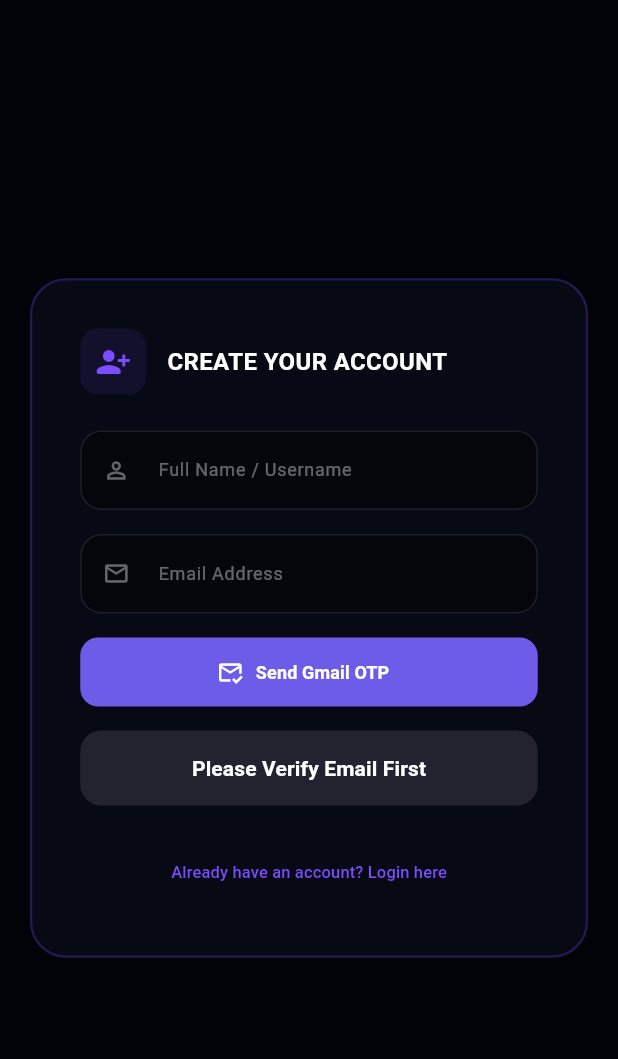
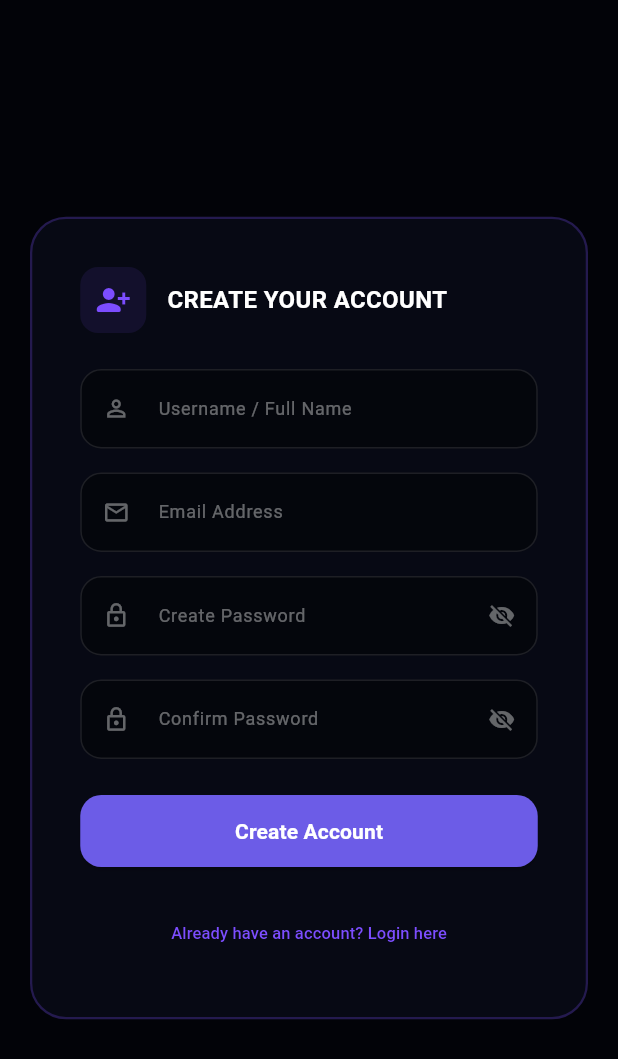
Before and after one commit to Abhinav9777-collab/tournament_manager, a Flutter app: the SignupScreen screen opened directly with empty values, on a phone screen of 412 x 824 dp. Shown: the top 1059 px of the screen. Run offline on Flutter 3.47's test engine with Material 3 defaults, Android fonts, the phone set to English and light mode, and no system bars; our stand-ins replace cloud_firestore, firebase_auth, shared_preferences; missing offline and left inert: dart:html; accounts and stored records are empty.

Commit message:
Switched to password-based signup system without OTP

```diff
--- a/lib/screens/auth/signup_screen.dart
+++ b/lib/screens/auth/signup_screen.dart
@@ -1,7 +1,6 @@
 import 'package:flutter/material.dart';
 import 'package:provider/provider.dart';
 import '../../providers/tournament_provider.dart';
-import '../../services/email_service.dart'; // 🚀 Google Apps Script Email Service Import
 
 class SignupScreen extends StatefulWidget {
   final VoidCallback onSignupSuccess;
@@ -20,94 +19,75 @@ class SignupScreen extends StatefulWidget {
 class _SignupScreenState extends State<SignupScreen> {
   final _usernameController = TextEditingController();
   final _emailController = TextEditingController();
-  final _otpController = TextEditingController();
+  final _passwordController = TextEditingController();
+  final _confirmPasswordController = TextEditingController();
 
-  bool _isSendingOtp = false;
-  bool _isOtpSent = false;
-  bool _isEmailVerified = false;
+  bool _isPasswordObscured = true;
+  bool _isConfirmPasswordObscured = true;
 
-  // 📩 Step 1: Send Live Gmail OTP via Google Apps Script
-  Future<void> _handleSendOtp() async {
+  @override
+  void dispose() {
+    _usernameController.dispose();
+    _emailController.dispose();
+    _passwordController.dispose();
+    _confirmPasswordController.dispose();
+    super.dispose();
+  }
+
+  // 🚀 Direct Fraud-Proof Account Registration Logic
+  void _handleRegistration(TournamentProvider provider) {
+    final username = _usernameController.text.trim();
     final email = _emailController.text.trim();
-    final name = _usernameController.text.trim();
+    final password = _passwordController.text.trim();
+    final confirmPassword = _confirmPasswordController.text.trim();
 
-    if (name.isEmpty) {
-      _showSnackBar("Please enter your name/username first!", Colors.orange);
+    if (username.isEmpty) {
+      _showSnackBar("Please enter your name/username!", Colors.orange);
       return;
     }
+
     if (email.isEmpty || !email.contains('@')) {
       _showSnackBar("Please enter a valid email address!", Colors.orange);
       return;
     }
 
-    setState(() => _isSendingOtp = true);
-
-    // Call Google Apps Script Service
-    bool success = await EmailOtpService.sendOtp(email, name);
-
-    if (mounted) {
-      setState(() {
-        _isSendingOtp = false;
-        if (success) {
-          _isOtpSent = true;
-        }
-      });
-
-      if (success) {
-        _showSnackBar("✅ OTP sent successfully to $email! Check Inbox/Spam.", Colors.green);
-      } else {
-        _showSnackBar("❌ Failed to send OTP. Please check internet/Google Script URL.", Colors.redAccent);
-      }
-    }
-  }
-
-  // 🔑 Step 2: Verify OTP Entered by User
-  void _handleVerifyOtp() {
-    final inputOtp = _otpController.text.trim();
-
-    if (inputOtp.isEmpty) {
-      _showSnackBar("Please enter the 6-digit OTP code!", Colors.orange);
+    if (password.isEmpty || password.length < 6) {
+      _showSnackBar("Password must be at least 6 characters long!", Colors.orange);
       return;
     }
 
-    if (EmailOtpService.verifyOtp(inputOtp)) {
-      setState(() => _isEmailVerified = true);
-      _showSnackBar("🎉 Email Verified Successfully!", Colors.green);
-    } else {
-      _showSnackBar("❌ Incorrect OTP Code. Try again!", Colors.redAccent);
-    }
-  }
-
-  // 🚀 Step 3: Complete Account Registration
-  void _handleRegistration(TournamentProvider provider) {
-    if (!_isEmailVerified) {
-      _showSnackBar("Please verify your email address via OTP first!", Colors.orange);
+    if (password != confirmPassword) {
+      _showSnackBar("Passwords do not match! Please check again.", Colors.orange);
       return;
     }
 
-    final username = _usernameController.text.trim();
-    final email = _emailController.text.trim();
-
+    // Attempt Registration via Provider
     String res = provider.registerNewUser(
       username,
       email,
-      "secure_pass",
+      password,
     );
 
     if (res == "SUCCESS") {
       showDialog(
         context: context,
+        barrierDismissible: false,
         builder: (context) => AlertDialog(
           backgroundColor: const Color(0xFF0F1126),
-          title: const Text("REGISTRATION SUCCESS", style: TextStyle(color: Colors.greenAccent, fontSize: 13, fontWeight: FontWeight.bold)),
-          content: const Text("Your account has been verified and registered! Proceed to login.", style: TextStyle(color: Colors.white70, fontSize: 12)),
+          shape: RoundedRectangleBorder(borderRadius: BorderRadius.circular(16)),
+          title: const Text("🎉 ACCOUNT CREATED!", style: TextStyle(color: Colors.greenAccent, fontSize: 14, fontWeight: FontWeight.bold)),
+          content: Text("Welcome $username! Your account has been created successfully. Proceed to login.", style: const TextStyle(color: Colors.white70, fontSize: 12)),
           actions: [
-            TextButton(
+            ElevatedButton(
+              style: ElevatedButton.styleFrom(
+                backgroundColor: const Color(0xFF6C5CE7),
+                shape: RoundedRectangleBorder(borderRadius: BorderRadius.circular(10)),
+              ),
               onPressed: () {
                 Navigator.pop(context);
                 widget.onNavigateToLogin();
               },
-              child: const Text("Login Now", style: TextStyle(color: Colors.cyanAccent, fontWeight: FontWeight.bold)),
+              child: const Text("Proceed to Login", style: TextStyle(color: Colors.white, fontWeight: FontWeight.bold)),
             )
           ],
         ),
@@ -162,7 +142,7 @@ class _SignupScreenState extends State<SignupScreen> {
                   controller: _usernameController,
                   style: const TextStyle(color: Colors.white, fontSize: 14),
                   decoration: InputDecoration(
-                    labelText: "Full Name / Username",
+                    labelText: "Username / Full Name",
                     labelStyle: const TextStyle(color: Colors.white38, fontSize: 12),
                     prefixIcon: const Icon(Icons.person_outline, color: Colors.white38, size: 18),
                     filled: true,
@@ -176,16 +156,12 @@ class _SignupScreenState extends State<SignupScreen> {
                 // 📧 Email Field
                 TextField(
                   controller: _emailController,
-                  enabled: !_isEmailVerified,
                   style: const TextStyle(color: Colors.white, fontSize: 14),
                   keyboardType: TextInputType.emailAddress,
                   decoration: InputDecoration(
                     labelText: "Email Address",
                     labelStyle: const TextStyle(color: Colors.white38, fontSize: 12),
                     prefixIcon: const Icon(Icons.email_outlined, color: Colors.white38, size: 18),
-                    suffixIcon: _isEmailVerified
-                        ? const Icon(Icons.check_circle, color: Colors.greenAccent)
-                        : null,
                     filled: true,
                     fillColor: Colors.black38,
                     enabledBorder: OutlineInputBorder(borderRadius: BorderRadius.circular(14), borderSide: const BorderSide(color: Colors.white10)),
@@ -194,76 +170,62 @@ class _SignupScreenState extends State<SignupScreen> {
                 ),
                 const SizedBox(height: 16),
 
-                // 📩 Send OTP Button
-                if (!_isEmailVerified) ...[
-                  SizedBox(
-                    width: double.infinity,
-                    height: 46,
-                    child: ElevatedButton.icon(
-                      style: ElevatedButton.styleFrom(
-                        backgroundColor: _isOtpSent ? Colors.grey[800] : const Color(0xFF6C5CE7),
-                        shape: RoundedRectangleBorder(borderRadius: BorderRadius.circular(12)),
+                // 🔐 Password Field
+                TextField(
+                  controller: _passwordController,
+                  obscureText: _isPasswordObscured,
+                  style: const TextStyle(color: Colors.white, fontSize: 14),
+                  decoration: InputDecoration(
+                    labelText: "Create Password",
+                    labelStyle: const TextStyle(color: Colors.white38, fontSize: 12),
+                    prefixIcon: const Icon(Icons.lock_outline, color: Colors.white38, size: 18),
+                    suffixIcon: IconButton(
+                      icon: Icon(_isPasswordObscured ? Icons.visibility_off : Icons.visibility, color: Colors.white38, size: 18),
+                      onPressed: () => setState(() => _isPasswordObscured = !_isPasswordObscured),
                     ),
-                      onPressed: _isSendingOtp ? null : _handleSendOtp,
-                      icon: _isSendingOtp
-                          ? const SizedBox(width: 16, height: 16, child: CircularProgressIndicator(color: Colors.white, strokeWidth: 2))
-                          : const Icon(Icons.mark_email_read_outlined, size: 18, color: Colors.white),
-                      label: Text(
-                        _isSendingOtp
-                            ? "Sending Email..."
-                            : (_isOtpSent ? "Resend OTP" : "Send Gmail OTP"),
-                        style: const TextStyle(color: Colors.white, fontWeight: FontWeight.bold, fontSize: 12),
-                      ),
+                    filled: true,
+                    fillColor: Colors.black38,
+                    enabledBorder: OutlineInputBorder(borderRadius: BorderRadius.circular(14), borderSide: const BorderSide(color: Colors.white10)),
+                    focusedBorder: OutlineInputBorder(borderRadius: BorderRadius.circular(14), borderSide: const BorderSide(color: Colors.deepPurpleAccent)),
                   ),
                 ),
                 const SizedBox(height: 16),
-                ],
 
-                // 🔑 OTP Input & Verify Section
-                if (_isOtpSent && !_isEmailVerified) ...[
-                  Row(
-                    children: [
-                      Expanded(
-                        child: TextField(
-                          controller: _otpController,
-                          style: const TextStyle(color: Colors.white, fontSize: 14, letterSpacing: 2),
-                          keyboardType: TextInputType.number,
+                // 🔐 Confirm Password Field
+                TextField(
+                  controller: _confirmPasswordController,
+                  obscureText: _isConfirmPasswordObscured,
+                  style: const TextStyle(color: Colors.white, fontSize: 14),
                   decoration: InputDecoration(
-                            labelText: "Enter 6-Digit OTP",
+                    labelText: "Confirm Password",
                     labelStyle: const TextStyle(color: Colors.white38, fontSize: 12),
+                    prefixIcon: const Icon(Icons.lock_outline, color: Colors.white38, size: 18),
+                    suffixIcon: IconButton(
+                      icon: Icon(_isConfirmPasswordObscured ? Icons.visibility_off : Icons.visibility, color: Colors.white38, size: 18),
+                      onPressed: () => setState(() => _isConfirmPasswordObscured = !_isConfirmPasswordObscured),
+                    ),
                     filled: true,
                     fillColor: Colors.black38,
-                            enabledBorder: OutlineInputBorder(borderRadius: BorderRadius.circular(12), borderSide: const BorderSide(color: Colors.white10)),
-                            focusedBorder: OutlineInputBorder(borderRadius: BorderRadius.circular(12), borderSide: const BorderSide(color: Colors.cyanAccent)),
+                    enabledBorder: OutlineInputBorder(borderRadius: BorderRadius.circular(14), borderSide: const BorderSide(color: Colors.white10)),
+                    focusedBorder: OutlineInputBorder(borderRadius: BorderRadius.circular(14), borderSide: const BorderSide(color: Colors.deepPurpleAccent)),
                   ),
                 ),
-                      ),
-                      const SizedBox(width: 10),
-                      ElevatedButton(
+                const SizedBox(height: 24),
+
+                // 🚀 Registration Button
+                SizedBox(
+                  width: double.infinity,
+                  height: 48,
+                  child: ElevatedButton(
                     style: ElevatedButton.styleFrom(
-                          backgroundColor: Colors.cyanAccent,
-                          padding: const EdgeInsets.symmetric(horizontal: 16, vertical: 16),
-                          shape: RoundedRectangleBorder(borderRadius: BorderRadius.circular(12)),
-                        ),
-                        onPressed: _handleVerifyOtp,
-                        child: const Text("Verify", style: TextStyle(color: Colors.black, fontWeight: FontWeight.bold, fontSize: 12)),
-                      ),
-                    ],
-                  ),
-                  const SizedBox(height: 20),
-                ],
-
-                // 🚀 Final Registration Button
-                ElevatedButton(
-                  style: ElevatedButton.styleFrom(
-                    backgroundColor: _isEmailVerified ? Colors.green : Colors.deepPurpleAccent.withOpacity(0.4),
-                    minimumSize: const Size(double.infinity, 50),
+                      backgroundColor: const Color(0xFF6C5CE7),
                       shape: RoundedRectangleBorder(borderRadius: BorderRadius.circular(14)),
                     ),
-                  onPressed: _isEmailVerified ? () => _handleRegistration(provider) : null,
-                  child: Text(
-                    _isEmailVerified ? 'Complete Account Registration' : 'Please Verify Email First',
-                    style: const TextStyle(color: Colors.white, fontWeight: FontWeight.bold),
+                    onPressed: () => _handleRegistration(provider),
+                    child: const Text(
+                      'Create Account',
+                      style: TextStyle(color: Colors.white, fontWeight: FontWeight.bold, fontSize: 14),
+                    ),
                   ),
                 ),
 
```
Also changed, not shown: lib/screens/auth/login_screen.dart (+57 -164 lines). Lines whose indentation alone changed are shown as unchanged.
